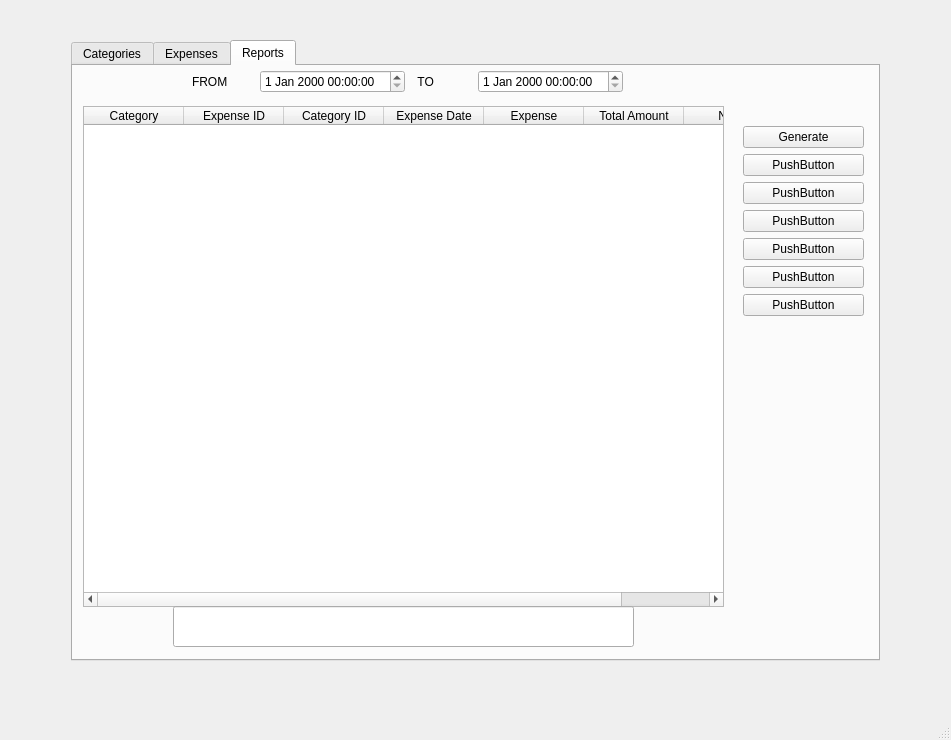
Above: ui/tab.ui from goodyanki/hw5 before the change. Below: the same form after it.
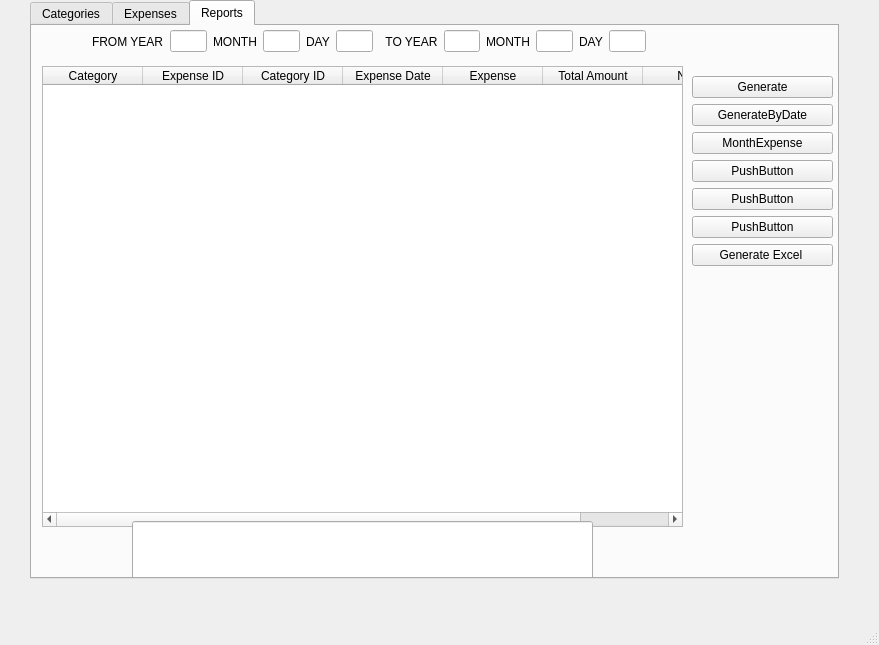
That is the form after the change.

The edit to the form file:
```diff
--- a/ui/tab.ui
+++ b/ui/tab.ui
@@ -6,32 +6,41 @@
    <rect>
     <x>0</x>
     <y>0</y>
-    <width>951</width>
-    <height>740</height>
+    <width>879</width>
+    <height>645</height>
    </rect>
   </property>
+  <property name="sizePolicy">
+   <sizepolicy hsizetype="Expanding" vsizetype="Expanding">
+    <horstretch>0</horstretch>
+    <verstretch>0</verstretch>
+   </sizepolicy>
+  </property>
   <property name="minimumSize">
    <size>
-    <width>935</width>
-    <height>640</height>
+    <width>0</width>
+    <height>0</height>
+   </size>
+  </property>
+  <property name="maximumSize">
+   <size>
+    <width>16777215</width>
+    <height>16777215</height>
    </size>
   </property>
   <property name="windowTitle">
    <string/>
   </property>
   <widget class="QWidget" name="centralwidget">
-   <widget class="QWidget" name="gridLayoutWidget">
-    <property name="geometry">
-     <rect>
-      <x>70</x>
-      <y>40</y>
-      <width>811</width>
-      <height>621</height>
-     </rect>
-    </property>
-    <layout class="QGridLayout" name="gridLayout">
-     <item row="1" column="0">
       <widget class="QTabWidget" name="tabWidget">
+    <property name="geometry">
+     <rect>
+      <x>30</x>
+      <y>0</y>
+      <width>809</width>
+      <height>579</height>
+     </rect>
+    </property>
        <property name="minimumSize">
         <size>
          <width>809</width>
@@ -40,8 +49,8 @@
        </property>
        <property name="maximumSize">
         <size>
-         <width>809</width>
-         <height>16777215</height>
+      <width>0</width>
+      <height>0</height>
         </size>
        </property>
        <property name="currentIndex">
@@ -231,7 +240,7 @@
            <x>10</x>
            <y>40</y>
            <width>641</width>
-           <height>501</height>
+        <height>461</height>
           </rect>
          </property>
          <layout class="QHBoxLayout" name="horizontalLayout_3">
@@ -279,10 +288,10 @@
         <widget class="QWidget" name="verticalLayoutWidget_3">
          <property name="geometry">
           <rect>
-           <x>670</x>
-           <y>60</y>
-           <width>121</width>
-           <height>421</height>
+        <x>660</x>
+        <y>50</y>
+        <width>141</width>
+        <height>471</height>
           </rect>
          </property>
          <layout class="QVBoxLayout" name="verticalLayout_3">
@@ -296,14 +305,14 @@
           <item>
            <widget class="QPushButton" name="pushButton">
             <property name="text">
-             <string>PushButton</string>
+          <string>GenerateByDate</string>
             </property>
            </widget>
           </item>
           <item>
            <widget class="QPushButton" name="pushButton_2">
             <property name="text">
-             <string>PushButton</string>
+          <string>MonthExpense</string>
             </property>
            </widget>
           </item>
@@ -331,7 +340,7 @@
           <item>
            <widget class="QPushButton" name="btnExcel">
             <property name="text">
-             <string>PushButton</string>
+          <string>Generate Excel </string>
             </property>
            </widget>
           </item>
@@ -353,9 +362,9 @@
         <widget class="QWidget" name="horizontalLayoutWidget_4">
          <property name="geometry">
           <rect>
-           <x>119</x>
+        <x>60</x>
            <y>0</y>
-           <width>431</width>
+        <width>554</width>
            <height>31</height>
           </rect>
          </property>
@@ -363,22 +372,62 @@
           <item>
            <widget class="QLabel" name="lblFrom">
             <property name="text">
-             <string>FROM</string>
+          <string>FROM YEAR</string>
             </property>
            </widget>
           </item>
           <item>
-           <widget class="QDateTimeEdit" name="dateFrom"/>
+        <widget class="QLineEdit" name="txtFromYear"/>
+       </item>
+       <item>
+        <widget class="QLabel" name="lblFromMonth">
+         <property name="text">
+          <string>MONTH</string>
+         </property>
+        </widget>
+       </item>
+       <item>
+        <widget class="QLineEdit" name="txtFromMonth"/>
+       </item>
+       <item>
+        <widget class="QLabel" name="lblFromDay">
+         <property name="text">
+          <string>DAY</string>
+         </property>
+        </widget>
+       </item>
+       <item>
+        <widget class="QLineEdit" name="txtFromDay"/>
           </item>
           <item>
            <widget class="QLabel" name="lblTo">
             <property name="text">
-             <string>  TO</string>
+          <string>  TO YEAR</string>
             </property>
            </widget>
           </item>
           <item>
-           <widget class="QDateTimeEdit" name="dateTo"/>
+        <widget class="QLineEdit" name="txtToYear"/>
+       </item>
+       <item>
+        <widget class="QLabel" name="lblToMonth">
+         <property name="text">
+          <string>MONTH</string>
+         </property>
+        </widget>
+       </item>
+       <item>
+        <widget class="QLineEdit" name="txtToMonth"/>
+       </item>
+       <item>
+        <widget class="QLabel" name="lblToDay">
+         <property name="text">
+          <string>DAY</string>
+         </property>
+        </widget>
+       </item>
+       <item>
+        <widget class="QLineEdit" name="txtToDay"/>
           </item>
          </layout>
         </widget>
@@ -386,16 +435,16 @@
          <property name="geometry">
           <rect>
            <x>100</x>
-           <y>540</y>
+        <y>495</y>
            <width>461</width>
-           <height>41</height>
-          </rect>
-         </property>
-        </widget>
-       </widget>
-      </widget>
-     </item>
-    </layout>
+        <height>61</height>
+       </rect>
+      </property>
+      <property name="text">
+       <string/>
+      </property>
+     </widget>
+    </widget>
    </widget>
   </widget>
   <widget class="QMenuBar" name="menubar">
```
Left out of the diff: 6 changed lines with no effect on the pictures. Lines whose indentation alone changed are shown as unchanged.
